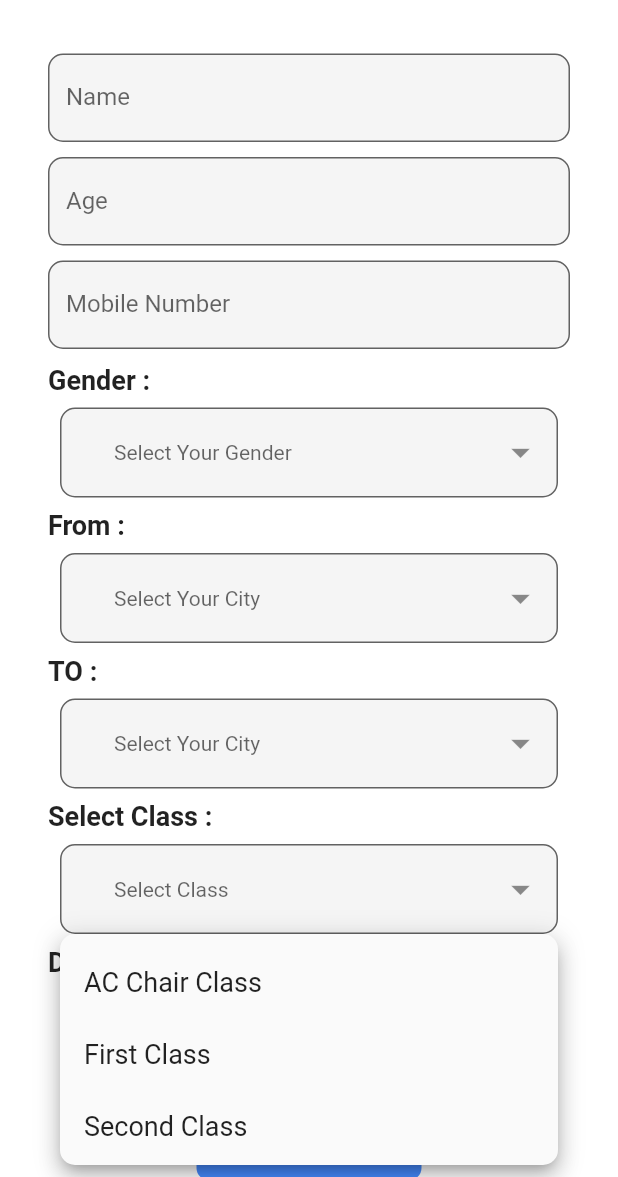
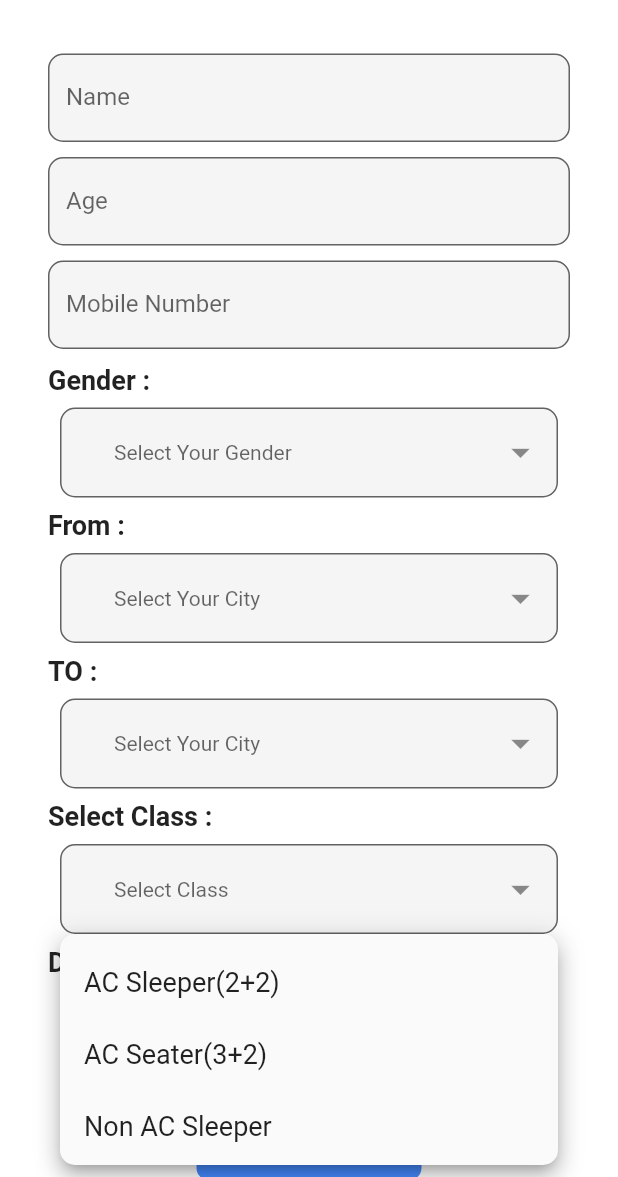
Before and after one commit to Pratham-Makwana/BusTicketBooking, a Flutter app: the Add widget shown alone on an empty page, opened directly, after a tap on "Select Class", on a phone screen of 412 x 824 dp, the part 59-1236 px from its top. Run offline on Flutter 3.47's test engine with Material 2 defaults, Android fonts, the phone set to English and light mode, and no system bars; our stand-ins replace cloud_firestore, dropdown_button2, firebase_auth, firebase_core, get, google_sign_in and 1 more; accounts and stored records are empty.

Commit message:
All Change

```diff
--- a/lib/pages/bus_ticket.dart
+++ b/lib/pages/bus_ticket.dart
@@ -69,11 +69,13 @@ class _AddState extends State<Add> {
   ];
   String? selectedclass;
   final List<String> _locations =[
-    'AC Chair Class',
-    'First Class',
-    'Second Class',
-    'Undeserved/Genral Class',
-    'Sleeper class'
+    'AC Sleeper(2+2)',
+    'AC Seater(3+2)',
+    'Non AC Sleeper',
+    'Non AC Sleeper(2+2)',
+    'Volvo Multi-Axle A/C Semi Sleeper',
+    'Single Deck',
+    'Double Deck'
   ];
   String? onclick;
   bool seepwd = false;
```
